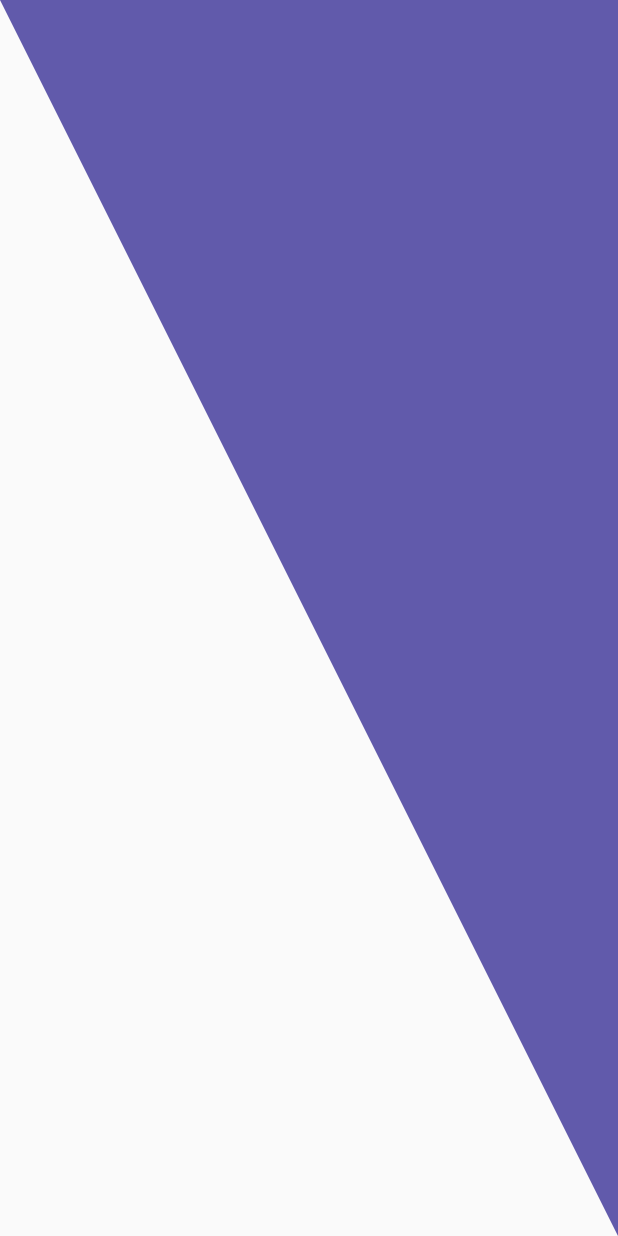
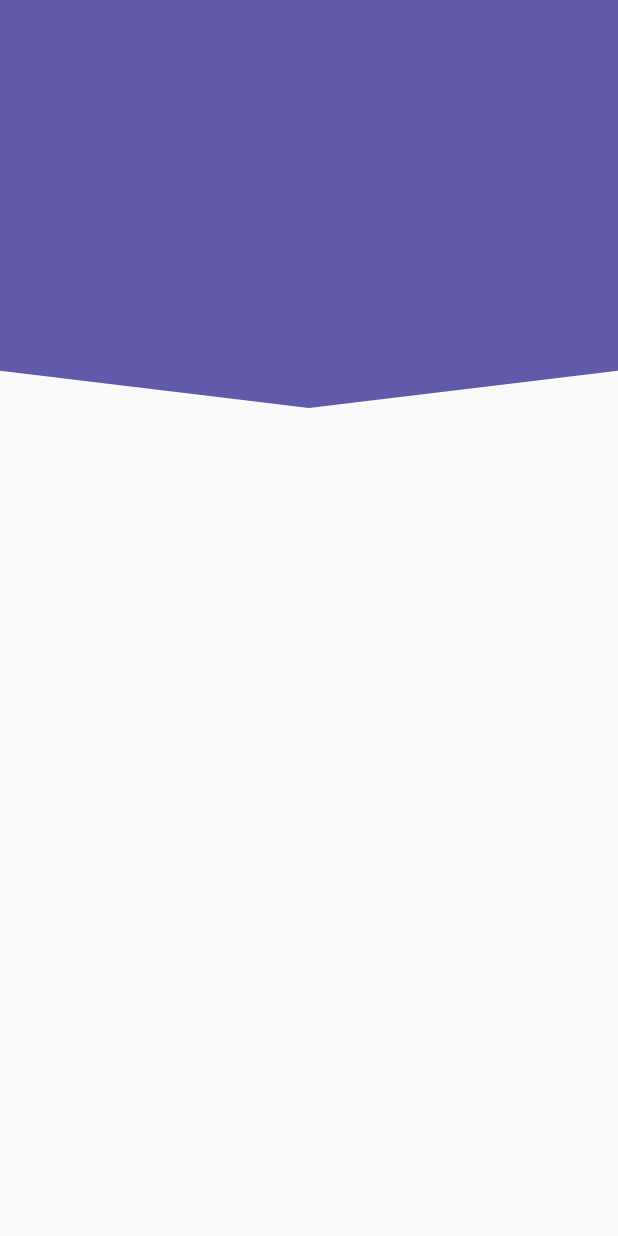
Before and after one commit to jsemalvarez/flutter-professional-designs, a Flutter app: the screen it shows after launch, on a phone screen of 412 x 824 dp. Run offline on Flutter 3.47's test engine with Material 2 defaults, Android fonts, the phone set to English and light mode, and no system bars.

Commit message:
header pico

```diff
--- a/lib/src/pages/headers_page.dart
+++ b/lib/src/pages/headers_page.dart
@@ -7,7 +7,7 @@ class HeadersPage extends StatelessWidget {
   @override
   Widget build(BuildContext context) {
     return const Scaffold(
-      body: HeaderTrinagular(),
+      body: HeaderPico(),
     );
   }
 }
--- a/lib/src/widgets/headers.dart
+++ b/lib/src/widgets/headers.dart
@@ -125,3 +125,51 @@ class _HeaderTrinagularPainter extends CustomPainter {
   @override
   bool shouldRebuildSemantics(_HeaderTrinagularPainter oldDelegate) => false;
 }
+
+class HeaderPico extends StatelessWidget {
+  const HeaderPico({super.key});
+
+  @override
+  Widget build(BuildContext context) {
+    return Container(
+      height: double.infinity,
+      width: double.infinity,
+      // color:const Color(0xff615AAB),
+      child: CustomPaint(
+        painter: _HeaderPicoPainter()
+      ),
+    );
+  }
+}
+
+class _HeaderPicoPainter extends CustomPainter {
+
+  @override
+  void paint(Canvas canvas, Size size) {
+
+    final paint = Paint();
+
+    //propiedades
+    paint.color = const Color(0xff615AAB);
+    paint.style = PaintingStyle.fill;
+
+    //Dibujar con el lapiz y le path
+    final path = Path();
+
+    // path.lineTo(0, size.height);
+    path.lineTo(0, size.height * 0.3);
+    path.lineTo(size.width * 0.5, size.height * 0.33);
+    path.lineTo(size.width, size.height * 0.3);
+    path.lineTo(size.width, 0);
+    path.lineTo(0, 0);
+
+
+    canvas.drawPath(path, paint);
+  }
+
+  @override
+  bool shouldRepaint(_HeaderPicoPainter oldDelegate) => true;
+
+  @override
+  bool shouldRebuildSemantics(_HeaderPicoPainter oldDelegate) => false;
+}
```
